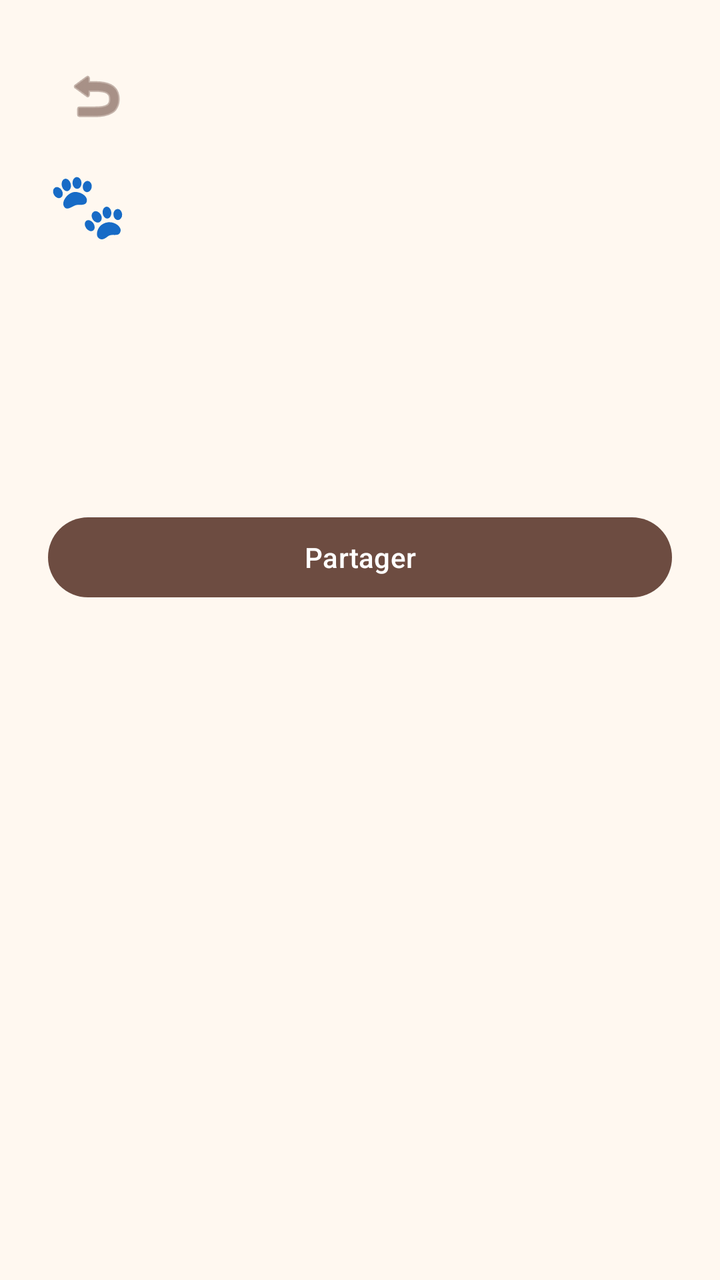
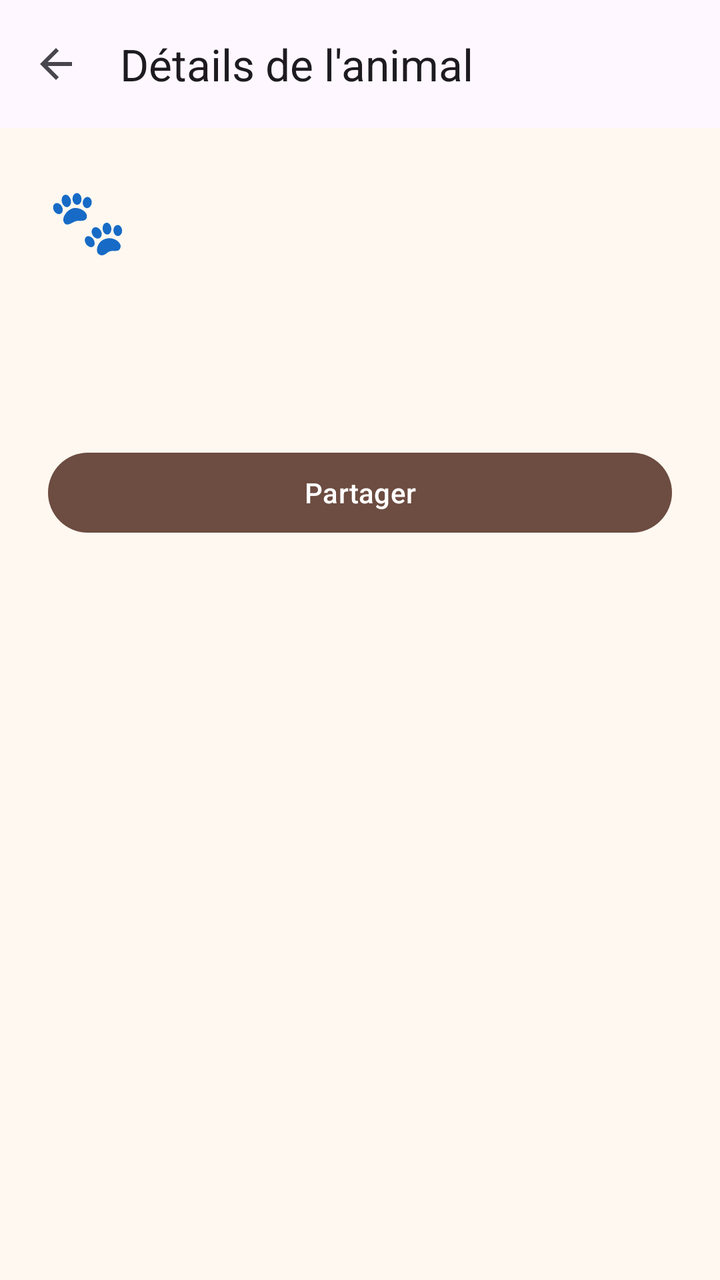

An Android layout rendered at two revisions. The XML below is the earlier revision; the diff shows what the commit changed to produce the second picture.
<!-- AndroidManifest.xml: application theme Theme.WorkshopPetShelter -->
<!-- res/layout/activity_pet_details.xml -->
<ScrollView xmlns:android="http://schemas.android.com/apk/res/android"
    xmlns:app="http://schemas.android.com/apk/res-auto"
    android:layout_width="match_parent"
    android:layout_height="match_parent"
    android:background="@color/app_background"
    android:fillViewport="true">

    <LinearLayout
        android:layout_width="match_parent"
        android:layout_height="wrap_content"
        android:orientation="vertical"
        android:padding="24dp">

        
        <ImageButton
            android:id="@+id/btnBack"
            android:layout_width="48dp"
            android:layout_height="48dp"
            android:background="?attr/selectableItemBackgroundBorderless"
            android:contentDescription="@string/back"
            android:src="@android:drawable/ic_menu_revert"
            app:tint="@color/accent" />

        
        <TextView
            android:id="@+id/tvDetailsEmoji"
            android:layout_width="wrap_content"
            android:layout_height="wrap_content"
            android:layout_marginTop="8dp"
            android:contentDescription="@string/animal"
            android:text="@string/pet_emoji"
            android:textSize="32sp" />

        <TextView
            android:id="@+id/tvDetailsTitle"
            android:layout_width="match_parent"
            android:layout_height="wrap_content"
            android:layout_marginTop="8dp"
            android:textColor="@color/text_primary"
            android:textSize="24sp"
            android:textStyle="bold" />

        <TextView
            android:id="@+id/tvDetailsInfo"
            android:layout_width="match_parent"
            android:layout_height="wrap_content"
            android:layout_marginTop="12dp"
            android:textColor="@color/text_primary"
            android:textSize="16sp" />

        <TextView
            android:id="@+id/tvDetailsStatus"
            android:layout_width="match_parent"
            android:layout_height="wrap_content"
            android:layout_marginTop="12dp"
            android:textColor="@color/text_primary"
            android:textSize="16sp"
            android:textStyle="bold" />

        <TextView
            android:id="@+id/tvDetailsRequestedBy"
            android:layout_width="match_parent"
            android:layout_height="wrap_content"
            android:layout_marginTop="8dp"
            android:textColor="@color/text_primary"
            android:textSize="14sp"
            android:visibility="gone" />

        
        <com.google.android.material.button.MaterialButton
            android:id="@+id/btnShare"
            android:layout_width="match_parent"
            android:layout_height="wrap_content"
            android:layout_marginTop="24dp"
            android:text="@string/share"
            android:textAllCaps="false"
            app:backgroundTint="@color/accent" />

        <com.google.android.material.button.MaterialButton
            android:id="@+id/btnRequestAdoption"
            android:layout_width="match_parent"
            android:layout_height="wrap_content"
            android:layout_marginTop="12dp"
            android:text="@string/request_adoption"
            android:textAllCaps="false"
            android:visibility="gone"
            app:backgroundTint="@color/accent" />

        <com.google.android.material.button.MaterialButton
            android:id="@+id/btnApprove"
            android:layout_width="match_parent"
            android:layout_height="wrap_content"
            android:layout_marginTop="12dp"
            android:text="@string/approve"
            android:textAllCaps="false"
            android:visibility="gone"
            app:backgroundTint="@color/accent" />

        <com.google.android.material.button.MaterialButton
            android:id="@+id/btnReject"
            style="@style/Widget.Material3.Button.OutlinedButton"
            android:layout_width="match_parent"
            android:layout_height="wrap_content"
            android:layout_marginTop="12dp"
            android:text="@string/reject"
            android:textAllCaps="false"
            android:textColor="@color/accent"
            android:visibility="gone" />

        
        <com.google.android.material.button.MaterialButton
            android:id="@+id/btnDelete"
            style="@style/Widget.Material3.Button.OutlinedButton"
            android:layout_width="match_parent"
            android:layout_height="wrap_content"
            android:layout_marginTop="12dp"
            android:text="@string/delete_pet"
            android:textAllCaps="false"
            android:textColor="@color/accent"
            android:visibility="gone" />

    </LinearLayout>

</ScrollView>
<!-- resources referenced by this layout -->
<resources>
  <color name="accent">#6D4C41</color>
  <color name="app_background">#FFF8F0</color>
  <color name="text_primary">#3E2723</color>
  <string name="animal">Animal</string>
  <string name="approve">Approuver</string>
  <string name="back">Retour</string>
  <string name="delete_pet">Supprimer l\'animal</string>
  <string name="pet_emoji">🐾</string>
  <string name="reject">Refuser</string>
  <string name="request_adoption">Demander l\'adoption</string>
  <string name="share">Partager</string>
  <style name="Theme.WorkshopPetShelter" parent="Theme.Material3.DayNight.NoActionBar" />
</resources>

<!-- the commit's change to res/layout/activity_pet_details.xml (unified diff, before → after) -->
@@ -1,124 +1,120 @@
-<ScrollView xmlns:android="http://schemas.android.com/apk/res/android"
+<LinearLayout xmlns:android="http://schemas.android.com/apk/res/android"
     xmlns:app="http://schemas.android.com/apk/res-auto"
     android:layout_width="match_parent"
     android:layout_height="match_parent"
     android:background="@color/app_background"
-    android:fillViewport="true">
+    android:orientation="vertical">
 
-    <LinearLayout
+    <com.google.android.material.appbar.MaterialToolbar
+        android:id="@+id/toolbar"
         android:layout_width="match_parent"
-        android:layout_height="wrap_content"
-        android:orientation="vertical"
-        android:padding="24dp">
+        android:layout_height="?attr/actionBarSize"
+        android:background="?attr/colorSurface"
+        app:navigationIcon="@drawable/ic_arrow_back"
+        app:title="@string/title_pet_details" />
 
-        
-        <ImageButton
-            android:id="@+id/btnBack"
-            android:layout_width="48dp"
-            android:layout_height="48dp"
-            android:background="?attr/selectableItemBackgroundBorderless"
-            android:contentDescription="@string/back"
-            android:src="@android:drawable/ic_menu_revert"
-            app:tint="@color/accent" />
+    <ScrollView
+        android:layout_width="match_parent"
+        android:layout_height="0dp"
+        android:layout_weight="1"
+        android:fillViewport="true">
 
-        
-        <TextView
-            android:id="@+id/tvDetailsEmoji"
-            android:layout_width="wrap_content"
-            android:layout_height="wrap_content"
-            android:layout_marginTop="8dp"
-            android:contentDescription="@string/animal"
-            android:text="@string/pet_emoji"
-            android:textSize="32sp" />
-
-        <TextView
-            android:id="@+id/tvDetailsTitle"
+        <LinearLayout
             android:layout_width="match_parent"
             android:layout_height="wrap_content"
-            android:layout_marginTop="8dp"
-            android:textColor="@color/text_primary"
-            android:textSize="24sp"
-            android:textStyle="bold" />
+            android:orientation="vertical"
+            android:padding="24dp">
 
-        <TextView
-            android:id="@+id/tvDetailsInfo"
-            android:layout_width="match_parent"
-            android:layout_height="wrap_content"
-            android:layout_marginTop="12dp"
-            android:textColor="@color/text_primary"
-            android:textSize="16sp" />
+            
+            <TextView
+                android:id="@+id/tvDetailsEmoji"
+                android:layout_width="wrap_content"
+                android:layout_height="wrap_content"
+                android:contentDescription="@string/animal"
+                android:text="@string/pet_emoji"
+                android:textSize="32sp" />
 
-        <TextView
-            android:id="@+id/tvDetailsStatus"
-            android:layout_width="match_parent"
-            android:layout_height="wrap_content"
-            android:layout_marginTop="12dp"
-            android:textColor="@color/text_primary"
-            android:textSize="16sp"
-            android:textStyle="bold" />
+            <TextView
+                android:id="@+id/tvDetailsInfo"
+                android:layout_width="match_parent"
+                android:layout_height="wrap_content"
+                android:layout_marginTop="12dp"
+                android:textColor="@color/text_primary"
+                android:textSize="16sp" />
 
-        <TextView
-            android:id="@+id/tvDetailsRequestedBy"
-            android:layout_width="match_parent"
-            android:layout_height="wrap_content"
-            android:layout_marginTop="8dp"
-            android:textColor="@color/text_primary"
-            android:textSize="14sp"
-            android:visibility="gone" />
+            <TextView
+                android:id="@+id/tvDetailsStatus"
+                android:layout_width="match_parent"
+                android:layout_height="wrap_content"
+                android:layout_marginTop="12dp"
+                android:textColor="@color/text_primary"
+                android:textSize="16sp"
+                android:textStyle="bold" />
 
-        
-        <com.google.android.material.button.MaterialButton
-            android:id="@+id/btnShare"
-            android:layout_width="match_parent"
-            android:layout_height="wrap_content"
-            android:layout_marginTop="24dp"
-            android:text="@string/share"
-            android:textAllCaps="false"
-            app:backgroundTint="@color/accent" />
+            <TextView
+                android:id="@+id/tvDetailsRequestedBy"
+                android:layout_width="match_parent"
+                android:layout_height="wrap_content"
+                android:layout_marginTop="8dp"
+                android:textColor="@color/text_primary"
+                android:textSize="14sp"
+                android:visibility="gone" />
 
-        <com.google.android.material.button.MaterialButton
-            android:id="@+id/btnRequestAdoption"
-            android:layout_width="match_parent"
-            android:layout_height="wrap_content"
-            android:layout_marginTop="12dp"
-            android:text="@string/request_adoption"
-            android:textAllCaps="false"
-            android:visibility="gone"
-            app:backgroundTint="@color/accent" />
+            
+            <com.google.android.material.button.MaterialButton
+                android:id="@+id/btnShare"
+                android:layout_width="match_parent"
+                android:layout_height="wrap_content"
+                android:layout_marginTop="24dp"
+                android:text="@string/share"
+                android:textAllCaps="false"
+                app:backgroundTint="@color/accent" />
 
-        <com.google.android.material.button.MaterialButton
-            android:id="@+id/btnApprove"
-            android:layout_width="match_parent"
-            android:layout_height="wrap_content"
-            android:layout_marginTop="12dp"
-            android:text="@string/approve"
-            android:textAllCaps="false"
-            android:visibility="gone"
-            app:backgroundTint="@color/accent" />
+            <com.google.android.material.button.MaterialButton
+                android:id="@+id/btnRequestAdoption"
+                android:layout_width="match_parent"
+                android:layout_height="wrap_content"
+                android:layout_marginTop="12dp"
+                android:text="@string/request_adoption"
+                android:textAllCaps="false"
+                android:visibility="gone"
+                app:backgroundTint="@color/accent" />
 
-        <com.google.android.material.button.MaterialButton
-            android:id="@+id/btnReject"
-            style="@style/Widget.Material3.Button.OutlinedButton"
-            android:layout_width="match_parent"
-            android:layout_height="wrap_content"
-            android:layout_marginTop="12dp"
-            android:text="@string/reject"
-            android:textAllCaps="false"
-            android:textColor="@color/accent"
-            android:visibility="gone" />
+            <com.google.android.material.button.MaterialButton
+                android:id="@+id/btnApprove"
+                android:layout_width="match_parent"
+                android:layout_height="wrap_content"
+                android:layout_marginTop="12dp"
+                android:text="@string/approve"
+                android:textAllCaps="false"
+                android:visibility="gone"
+                app:backgroundTint="@color/accent" />
 
-        
-        <com.google.android.material.button.MaterialButton
-            android:id="@+id/btnDelete"
-            style="@style/Widget.Material3.Button.OutlinedButton"
-            android:layout_width="match_parent"
-            android:layout_height="wrap_content"
-            android:layout_marginTop="12dp"
-            android:text="@string/delete_pet"
-            android:textAllCaps="false"
-            android:textColor="@color/accent"
-            android:visibility="gone" />
+            <com.google.android.material.button.MaterialButton
+                android:id="@+id/btnReject"
+                style="@style/Widget.Material3.Button.OutlinedButton"
+                android:layout_width="match_parent"
+                android:layout_height="wrap_content"
+                android:layout_marginTop="12dp"
+                android:text="@string/reject"
+                android:textAllCaps="false"
+                android:textColor="@color/accent"
+                android:visibility="gone" />
 
-    </LinearLayout>
+            
+            <com.google.android.material.button.MaterialButton
+                android:id="@+id/btnDelete"
+                style="@style/Widget.Material3.Button.OutlinedButton"
+                android:layout_width="match_parent"
+                android:layout_height="wrap_content"
+                android:layout_marginTop="12dp"
+                android:text="@string/delete_pet"
+                android:textAllCaps="false"
+                android:textColor="@color/accent"
+                android:visibility="gone" />
 
-</ScrollView>
+        </LinearLayout>
+
+    </ScrollView>
+
+</LinearLayout>
<!-- resource entries referenced after the edit -->
@@ -3,14 +3,25 @@
   <color name="accent">#6D4C41</color>
   <color name="app_background">#FFF8F0</color>
   <color name="text_primary">#3E2723</color>
+  <!-- drawable ic_arrow_back (drawable) -->
+  <vector xmlns:android="http://schemas.android.com/apk/res/android"
+      android:width="24dp"
+      android:height="24dp"
+      android:viewportWidth="24"
+      android:viewportHeight="24"
+      android:autoMirrored="true">
+      <path
+          android:fillColor="?attr/colorControlNormal"
+          android:pathData="M20,11H7.83l5.59,-5.59L12,4l-8,8 8,8 1.41,-1.41L7.83,13H20v-2z" />
+  </vector>
   <string name="animal">Animal</string>
   <string name="approve">Approuver</string>
-  <string name="back">Retour</string>
   <string name="delete_pet">Supprimer l\'animal</string>
   <string name="pet_emoji">🐾</string>
   <string name="reject">Refuser</string>
   <string name="request_adoption">Demander l\'adoption</string>
   <string name="share">Partager</string>
+  <string name="title_pet_details">Détails de l\'animal</string>
   <style name="Theme.WorkshopPetShelter" parent="Theme.Material3.DayNight.NoActionBar" />
 </resources>
 
